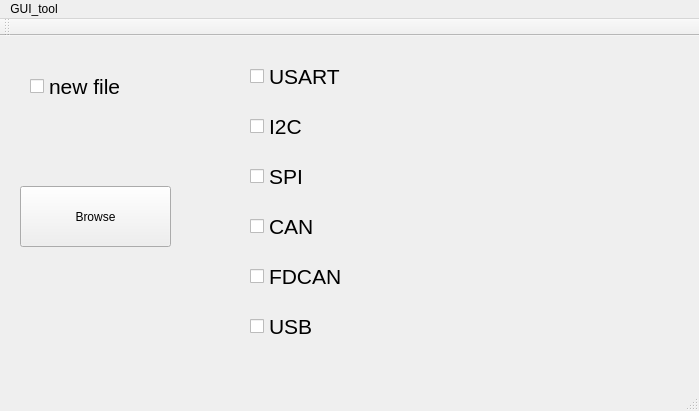
medbsl/GUI-TooL, file GUI_Tool/mainwindow.ui: the form before one commit.
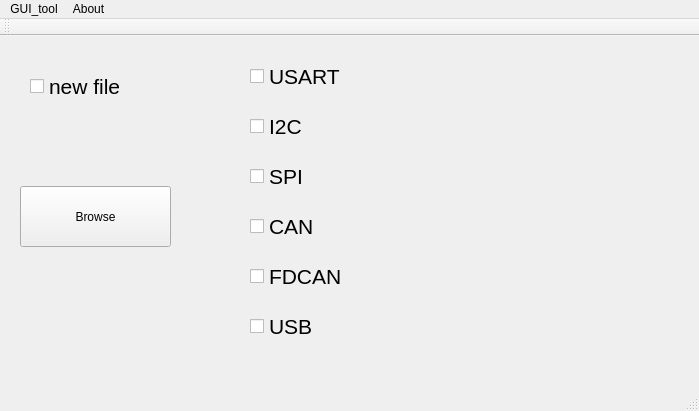
The form after the commit. Icons and pictures are not drawn.

```diff
--- a/GUI_Tool/mainwindow.ui
+++ b/GUI_Tool/mainwindow.ui
@@ -184,7 +184,13 @@
      <string>GUI_tool</string>
     </property>
    </widget>
+   <widget class="QMenu" name="menuAbout">
+    <property name="title">
+     <string>About</string>
+    </property>
+   </widget>
    <addaction name="menuGUI_tool"/>
+   <addaction name="menuAbout"/>
   </widget>
   <widget class="QToolBar" name="mainToolBar">
    <attribute name="toolBarArea">
```
